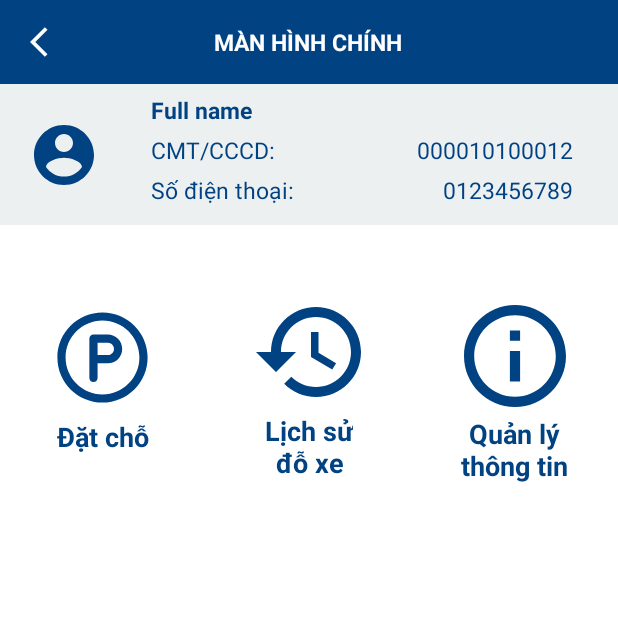
After one commit to hieudx99/eParking, an Android app: the UserHomeActivity screen opened directly, with no data from a screen before it, on a phone screen of 412 x 824 dp, the top half of it. The commit adds this screen. Run offline under Robolectric (Android 15) with nearby library versions, the phone set to English and light mode, and no system bars; 3 statements that could not run were skipped.

Commit message:
add: user home activity

```diff
--- a/app/src/main/java/com/example/eparking/model/Bill.java
+++ b/app/src/main/java/com/example/eparking/model/Bill.java
@@ -1,6 +1,8 @@
 package com.example.eparking.model;
 
-public class Bill {
+import java.io.Serializable;
+
+public class Bill implements Serializable {
     private int id;
     private String createDate;
     private String startTime;
--- a/app/src/main/java/com/example/eparking/model/Car.java
+++ b/app/src/main/java/com/example/eparking/model/Car.java
@@ -1,6 +1,8 @@
 package com.example.eparking.model;
 
-public class Car {
+import java.io.Serializable;
+
+public class Car implements Serializable {
     private int id;
     private String name;
     private String color;
--- a/app/src/main/java/com/example/eparking/model/ParkingSlot.java
+++ b/app/src/main/java/com/example/eparking/model/ParkingSlot.java
@@ -1,6 +1,8 @@
 package com.example.eparking.model;
 
-public class ParkingSlot {
+import java.io.Serializable;
+
+public class ParkingSlot implements Serializable {
     private int id;
     private String name;
     private String status;
--- a/app/src/main/java/com/example/eparking/model/PaymentMethod.java
+++ b/app/src/main/java/com/example/eparking/model/PaymentMethod.java
@@ -1,6 +1,8 @@
 package com.example.eparking.model;
 
-public class PaymentMethod {
+import java.io.Serializable;
+
+public class PaymentMethod implements Serializable {
     private int id;
     private String name;
 
--- a/app/src/main/java/com/example/eparking/model/Role.java
+++ b/app/src/main/java/com/example/eparking/model/Role.java
@@ -1,6 +1,8 @@
 package com.example.eparking.model;
 
-public class Role {
+import java.io.Serializable;
+
+public class Role implements Serializable {
     private int id;
     private String name;
 
--- a/app/src/main/java/com/example/eparking/model/User.java
+++ b/app/src/main/java/com/example/eparking/model/User.java
@@ -1,9 +1,10 @@
 package com.example.eparking.model;
 
 
+import java.io.Serializable;
 import java.util.List;
 
-public class User {
+public class User implements Serializable {
     private int id;
     private String fullname;
     private String identityCard;
--- a/app/src/main/java/com/example/eparking/service/RetrofitService.java
+++ b/app/src/main/java/com/example/eparking/service/RetrofitService.java
@@ -6,7 +6,7 @@ import retrofit2.converter.moshi.MoshiConverterFactory;
 public interface RetrofitService {
 
     Retrofit retrofit = new Retrofit.Builder()
-            .baseUrl("http://192.168.0.104:8080/eParking/") //IP LAN
+            .baseUrl("http://192.168.0.105:8080/eParking/") //IP LAN
             .addConverterFactory(MoshiConverterFactory.create())
             .build();
 
--- a/app/src/main/java/com/example/eparking/view/LoginActivity.java
+++ b/app/src/main/java/com/example/eparking/view/LoginActivity.java
@@ -15,6 +15,7 @@ import com.example.eparking.service.UserService;
 import com.example.eparking.model.User;
 import com.example.eparking.model.dto.Credential;
 import com.example.eparking.view.user.SignUpActivity;
+import com.example.eparking.view.user.UserHomeActivity;
 
 import retrofit2.Call;
 import retrofit2.Callback;
@@ -77,7 +78,10 @@ public class LoginActivity extends AppCompatActivity {
                 } else {
                     String role = user.getRole().getName();
                     if (role.equalsIgnoreCase("user")) {
-                        txt_message.setText("Logged in as user");
+                        Intent intent = new Intent();
+                        intent.setClass(LoginActivity.this, UserHomeActivity.class);
+                        intent.putExtra("user", user);
+                        startActivity(intent);
                     } else if (role.equalsIgnoreCase("admin")) {
                         txt_message.setText("Logged in as admin");
                     }
--- /dev/null
+++ b/app/src/main/java/com/example/eparking/view/admin/SearchUserInfoActivity.java
@@ -0,0 +1,25 @@
+package com.example.eparking.view.admin;
+
+import androidx.appcompat.app.AppCompatActivity;
+
+import android.os.Bundle;
+import android.widget.ImageView;
+import android.widget.TextView;
+
+import com.example.eparking.R;
+
+public class SearchUserInfoActivity extends AppCompatActivity {
+
+    private ImageView toolbar_back_icon;
+    private TextView toolbar_title;
+
+    @Override
+    protected void onCreate(Bundle savedInstanceState) {
+        super.onCreate(savedInstanceState);
+        setContentView(R.layout.admin_search_user_info_activity);
+
+        toolbar_back_icon = findViewById(R.id.toolbar_back_icon);
+        toolbar_title = findViewById(R.id.toolbar_title);
+        toolbar_title.setText("THÔNG TIN KHÁCH HÀNG");
+    }
+}
--- /dev/null
+++ b/app/src/main/java/com/example/eparking/view/user/UserHomeActivity.java
@@ -0,0 +1,49 @@
+package com.example.eparking.view.user;
+
+import androidx.appcompat.app.AppCompatActivity;
+
+import android.content.Intent;
+import android.os.Bundle;
+import android.widget.ImageButton;
+import android.widget.ImageView;
+import android.widget.TextView;
+
+import com.example.eparking.R;
+import com.example.eparking.model.User;
+
+public class UserHomeActivity extends AppCompatActivity {
+
+    private ImageView toolbar_back_icon;
+    private TextView toolbar_title;
+    private TextView txt_fullname;
+    private TextView txt_identityCard;
+    private TextView txt_telephone;
+    private ImageButton btn_parking;
+    private ImageButton btn_history;
+    private ImageButton btn_info;
+
+    @Override
+    protected void onCreate(Bundle savedInstanceState) {
+        super.onCreate(savedInstanceState);
+        setContentView(R.layout.user_home_activity);
+
+        toolbar_back_icon = findViewById(R.id.toolbar_back_icon);
+        toolbar_title = findViewById(R.id.toolbar_title);
+        txt_fullname = findViewById(R.id.txt_fullname);
+        txt_identityCard = findViewById(R.id.txt_identityCard);
+        txt_telephone = findViewById(R.id.txt_telephone);
+        btn_parking = findViewById(R.id.btn_parking);
+        btn_history = findViewById(R.id.btn_history);
+        btn_info = findViewById(R.id.btn_info);
+
+        toolbar_title.setText("MÀN HÌNH CHÍNH");
+
+        Intent intent = getIntent();
+        User user = (User) intent.getSerializableExtra("user");
+        txt_fullname.setText(user.getFullname());
+        txt_identityCard.setText(user.getIdentityCard());
+        txt_telephone.setText(user.getTelephone());
+
+
+    }
+}
--- /dev/null
+++ b/app/src/main/res/drawable/ic_history.xml
@@ -0,0 +1,6 @@
+<vector android:height="60dp" android:viewportHeight="18"
+    android:viewportWidth="21" android:width="70dp" xmlns:android="http://schemas.android.com/apk/res/android">
+    <path android:fillColor="@color/primary_color" android:fillType="evenOdd"
+        android:pathData="M12,0C7.03,0 3,4.03 3,9L0,9L3.89,12.89L3.96,13.03L8,9L5,9C5,5.13 8.13,2 12,2C15.87,2 19,5.13 19,9C19,12.87 15.87,16 12,16C10.07,16 8.32,15.21 7.06,13.94L5.64,15.36C7.27,16.99 9.51,18 12,18C16.97,18 21,13.97 21,9C21,4.03 16.97,0 12,0ZM11,5L11,10L15.25,12.52L16.02,11.24L12.5,9.15L12.5,5L11,5Z"
+        android:strokeColor="#00000000" android:strokeWidth="1"/>
+</vector>
--- /dev/null
+++ b/app/src/main/res/drawable/ic_info.xml
@@ -0,0 +1,6 @@
+<vector android:height="68dp" android:viewportHeight="20"
+    android:viewportWidth="20" android:width="68dp" xmlns:android="http://schemas.android.com/apk/res/android">
+    <path android:fillColor="@color/primary_color" android:fillType="evenOdd"
+        android:pathData="M9,5L11,5L11,7L9,7L9,5ZM9,9L11,9L11,15L9,15L9,9ZM10,0C4.48,0 0,4.48 0,10C0,15.52 4.48,20 10,20C15.52,20 20,15.52 20,10C20,4.48 15.52,0 10,0ZM10,18C5.59,18 2,14.41 2,10C2,5.59 5.59,2 10,2C14.41,2 18,5.59 18,10C18,14.41 14.41,18 10,18Z"
+        android:strokeColor="#00000000" android:strokeWidth="1"/>
+</vector>
--- /dev/null
+++ b/app/src/main/res/drawable/ic_parking.xml
@@ -0,0 +1,10 @@
+<vector xmlns:android="http://schemas.android.com/apk/res/android"
+    android:width="70dp"
+    android:height="70dp"
+    android:viewportWidth="512"
+    android:viewportHeight="512">
+  <path
+      android:pathData="M76,256C76,156.589 156.589,76 256,76C355.411,76 436,156.589 436,256C436,355.411 355.411,436 256,436C156.589,436 76,355.411 76,256ZM256,36C134.497,36 36,134.497 36,256C36,377.503 134.497,476 256,476C377.503,476 476,377.503 476,256C476,134.497 377.503,36 256,36ZM212,144C200.954,144 192,152.954 192,164V356C192,367.046 200.954,376 212,376C223.046,376 232,367.046 232,356V284.174H281.913C320.621,284.174 352,252.795 352,214.087C352,175.379 320.621,144 281.913,144H212ZM281.913,244.174H232V184H281.913C298.53,184 312,197.47 312,214.087C312,230.704 298.53,244.174 281.913,244.174Z"
+      android:fillColor="@color/primary_color"
+      android:fillType="evenOdd"/>
+</vector>
--- /dev/null
+++ b/app/src/main/res/drawable/ic_round_parking.xml
@@ -0,0 +1,5 @@
+<vector android:height="50dp" android:tint="#014282"
+    android:viewportHeight="24" android:viewportWidth="24"
+    android:width="50dp" xmlns:android="http://schemas.android.com/apk/res/android">
+    <path android:fillColor="@android:color/white" android:pathData="M12.79,3L8,3c-1.1,0 -2,0.9 -2,2v14c0,1.1 0.9,2 2,2s2,-0.9 2,-2v-4h3c3.57,0 6.42,-3.13 5.95,-6.79C18.56,5.19 15.84,3 12.79,3zM13.2,11L10,11L10,7h3.2c1.1,0 2,0.9 2,2s-0.9,2 -2,2z"/>
+</vector>
--- /dev/null
+++ b/app/src/main/res/drawable/ic_user_avatar.xml
@@ -0,0 +1,5 @@
+<vector android:height="48dp" android:tint="#014282"
+    android:viewportHeight="24" android:viewportWidth="24"
+    android:width="48dp" xmlns:android="http://schemas.android.com/apk/res/android">
+    <path android:fillColor="@android:color/white" android:pathData="M12,2C6.48,2 2,6.48 2,12s4.48,10 10,10 10,-4.48 10,-10S17.52,2 12,2zM12,5c1.66,0 3,1.34 3,3s-1.34,3 -3,3 -3,-1.34 -3,-3 1.34,-3 3,-3zM12,19.2c-2.5,0 -4.71,-1.28 -6,-3.22 0.03,-1.99 4,-3.08 6,-3.08 1.99,0 5.97,1.09 6,3.08 -1.29,1.94 -3.5,3.22 -6,3.22z"/>
+</vector>
--- /dev/null
+++ b/app/src/main/res/drawable/search_edittext.xml
@@ -0,0 +1,14 @@
+<?xml version="1.0" encoding="utf-8"?>
+
+<shape xmlns:android="http://schemas.android.com/apk/res/android"
+    android:shape="rectangle"
+    android:padding="10dp">
+    <stroke
+        android:width="1dp"
+        android:color="#DFE1E6" />
+    <solid android:color="#FFFFFF" />
+    <corners
+        android:bottomLeftRadius="13px"
+        android:topLeftRadius="13px"
+        />
+</shape>
--- /dev/null
+++ b/app/src/main/res/layout/admin_search_user_info_activity.xml
@@ -0,0 +1,45 @@
+<?xml version="1.0" encoding="utf-8"?>
+<LinearLayout xmlns:android="http://schemas.android.com/apk/res/android"
+    xmlns:app="http://schemas.android.com/apk/res-auto"
+    xmlns:tools="http://schemas.android.com/tools"
+    android:layout_width="match_parent"
+    android:layout_height="match_parent"
+    tools:context=".view.admin.SearchUserInfoActivity"
+    android:orientation="vertical">
+
+    <include layout="@layout/toolbar"/>
+
+    <LinearLayout
+        android:layout_width="match_parent"
+        android:layout_height="94dp"
+        android:background="@color/hearder_background_color"
+        android:gravity="center">
+        <LinearLayout
+            android:layout_width="match_parent"
+            android:layout_height="wrap_content"
+            android:orientation="horizontal"
+            android:gravity="center">
+            <EditText
+                android:layout_width="wrap_content"
+                android:layout_height="wrap_content"
+                android:minWidth="240dp"
+                android:minHeight="39dp"
+                android:hint="Tìm kiếm..."
+                android:background="@drawable/search_edittext"
+                android:paddingStart="10dp"/>
+            <Button
+                android:layout_width="80dp"
+                android:layout_height="wrap_content"
+                android:text="Tìm"
+                android:backgroundTint="#FFFFFF"
+                android:textColor="@color/black"
+                />
+
+        </LinearLayout>
+
+    </LinearLayout>
+
+
+
+
+</LinearLayout>
--- /dev/null
+++ b/app/src/main/res/layout/user_home_activity.xml
@@ -0,0 +1,204 @@
+<?xml version="1.0" encoding="utf-8"?>
+<LinearLayout xmlns:android="http://schemas.android.com/apk/res/android"
+    xmlns:app="http://schemas.android.com/apk/res-auto"
+    xmlns:tools="http://schemas.android.com/tools"
+    android:layout_width="match_parent"
+    android:layout_height="match_parent"
+    tools:context=".view.user.UserHomeActivity"
+    android:orientation="vertical">
+
+    <include layout="@layout/toolbar">
+    </include>
+
+    <LinearLayout
+        android:layout_width="match_parent"
+        android:layout_height="wrap_content"
+        android:minHeight="94dp"
+        android:orientation="horizontal"
+        android:weightSum="12"
+        android:gravity="center_vertical"
+        android:background="#ECF0F1">
+        <LinearLayout
+            android:layout_width="0dp"
+            android:layout_height="match_parent"
+            android:layout_weight="2.5">
+            <ImageButton
+                android:layout_width="match_parent"
+                android:layout_height="match_parent"
+                android:background="#ECF0F1"
+                android:src="@drawable/ic_user_avatar" />
+        </LinearLayout>
+        <LinearLayout
+            android:layout_width="0dp"
+            android:layout_height="match_parent"
+            android:orientation="vertical"
+            android:gravity="center_vertical"
+            android:layout_weight="9.5">
+            <TextView
+                android:id="@+id/txt_fullname"
+                android:layout_width="wrap_content"
+                android:layout_height="wrap_content"
+                android:textColor="@color/primary_color"
+                android:textStyle="bold"
+                android:textSize="15dp"
+                android:text="Full name"
+                android:layout_marginStart="15dp"
+                android:layout_marginBottom="5dp"/>
+            <LinearLayout
+                android:layout_width="match_parent"
+                android:layout_height="wrap_content"
+                android:orientation="horizontal"
+                android:weightSum="2">
+                <LinearLayout
+                    android:layout_width="0dp"
+                    android:layout_height="wrap_content"
+                    android:layout_weight="1">
+                    <TextView
+                        android:layout_width="wrap_content"
+                        android:layout_height="wrap_content"
+                        android:textColor="@color/primary_color"
+                        android:textSize="15dp"
+                        android:text="CMT/CCCD:"
+                        android:layout_marginStart="15dp"
+                        android:layout_marginBottom="5dp"/>
+                </LinearLayout>
+                <LinearLayout
+                    android:layout_width="0dp"
+                    android:layout_height="wrap_content"
+                    android:layout_weight="1"
+                    android:gravity="end">
+                    <TextView
+                        android:id="@+id/txt_identityCard"
+                        android:layout_width="wrap_content"
+                        android:layout_height="wrap_content"
+                        android:textColor="@color/primary_color"
+                        android:textSize="15dp"
+                        android:text="000010100012"
+                        android:layout_marginStart="10dp"
+                        android:layout_marginBottom="5dp"
+                        android:layout_marginEnd="30dp"/>
+                </LinearLayout>
+            </LinearLayout>
+            <LinearLayout
+                android:layout_width="match_parent"
+                android:layout_height="wrap_content"
+                android:orientation="horizontal"
+                android:weightSum="2">
+                <LinearLayout
+                    android:layout_width="0dp"
+                    android:layout_height="wrap_content"
+                    android:layout_weight="1">
+                    <TextView
+                        android:layout_width="wrap_content"
+                        android:layout_height="wrap_content"
+                        android:textColor="@color/primary_color"
+                        android:textSize="15dp"
+                        android:text="Số điện thoại:"
+                        android:layout_marginStart="15dp"
+                        android:layout_marginBottom="5dp"/>
+                </LinearLayout>
+                <LinearLayout
+                    android:layout_width="0dp"
+                    android:layout_height="wrap_content"
+                    android:layout_weight="1"
+                    android:gravity="end">
+                    <TextView
+                        android:id="@+id/txt_telephone"
+                        android:layout_width="wrap_content"
+                        android:layout_height="wrap_content"
+                        android:textColor="@color/primary_color"
+                        android:textSize="15dp"
+                        android:text="0123456789"
+                        android:layout_marginStart="10dp"
+                        android:layout_marginBottom="5dp"
+                        android:layout_marginEnd="30dp"/>
+                </LinearLayout>
+            </LinearLayout>
+        </LinearLayout>
+    </LinearLayout>
+
+    <LinearLayout
+        android:layout_width="match_parent"
+        android:layout_height="wrap_content"
+        android:orientation="horizontal"
+        android:layout_marginTop="53dp"
+        android:weightSum="3">
+
+        <LinearLayout
+            android:layout_width="0dp"
+            android:layout_height="wrap_content"
+            android:layout_weight="1"
+            android:gravity="center"
+            android:orientation="vertical">
+            <ImageButton
+                android:id="@+id/btn_parking"
+                android:layout_width="wrap_content"
+                android:layout_height="wrap_content"
+                android:src="@drawable/ic_parking"
+                android:background="?attr/selectableItemBackgroundBorderless" />
+            <TextView
+                android:layout_width="wrap_content"
+                android:layout_height="wrap_content"
+                android:text="Đặt chỗ"
+                android:textColor="@color/primary_color"
+                android:layout_marginTop="5dp"
+                android:textSize="18dp"
+                android:textStyle="bold"/>
+        </LinearLayout>
+        <LinearLayout
+            android:layout_width="0dp"
+            android:layout_height="match_parent"
+            android:layout_weight="1"
+            android:gravity="center"
+            android:orientation="vertical">
+            <ImageButton
+                android:id="@+id/btn_history"
+                android:layout_width="wrap_content"
+                android:layout_height="wrap_content"
+                android:src="@drawable/ic_history"
+                android:background="?attr/selectableItemBackgroundBorderless"
+                />
+
+            <TextView
+                android:layout_width="wrap_content"
+                android:layout_height="wrap_content"
+                android:text="Lịch sử\nđỗ xe"
+                android:gravity="center"
+                android:textColor="@color/primary_color"
+                android:layout_marginTop="10dp"
+                android:textSize="18dp"
+                android:textStyle="bold"/>
+
+
+        </LinearLayout>
+        <LinearLayout
+            android:layout_width="0dp"
+            android:layout_height="wrap_content"
+            android:layout_weight="1"
+            android:gravity="center"
+            android:orientation="vertical">
+            <ImageButton
+                android:id="@+id/btn_info"
+                android:layout_width="wrap_content"
+                android:layout_height="wrap_content"
+                android:src="@drawable/ic_info"
+                android:background="?attr/selectableItemBackgroundBorderless"
+
+                />
+
+            <TextView
+                android:layout_width="wrap_content"
+                android:layout_height="wrap_content"
+                android:text="Quản lý\nthông tin"
+                android:gravity="center"
+                android:textColor="@color/primary_color"
+                android:layout_marginTop="5dp"
+                android:textSize="18dp"
+                android:textStyle="bold"/>
+        </LinearLayout>
+
+
+
+
+    </LinearLayout>
+</LinearLayout>
--- a/app/src/main/res/values/colors.xml
+++ b/app/src/main/res/values/colors.xml
@@ -9,4 +9,5 @@
     <color name="white">#FFFFFFFF</color>
     <color name="primary_color">#014282</color>
     <color name="secondary_color">#2980B9</color>
+    <color name="hearder_background_color">#ECF0F1</color>
 </resources>
```
Also changed, not shown: app/src/main/AndroidManifest.xml (+14 -6 lines).
